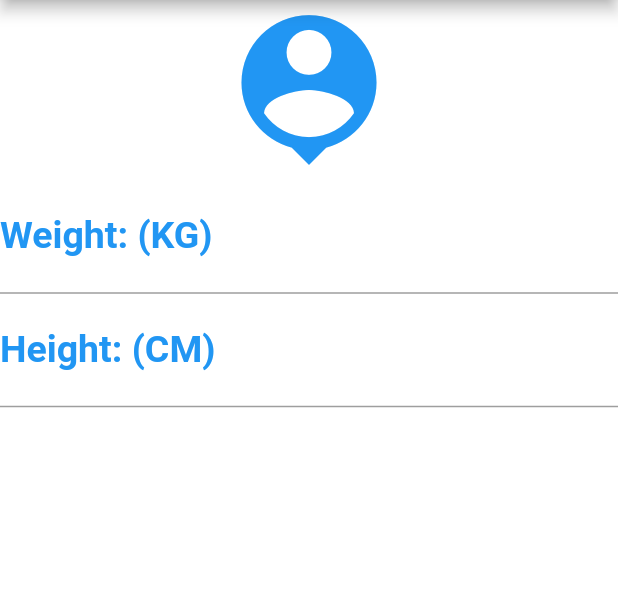
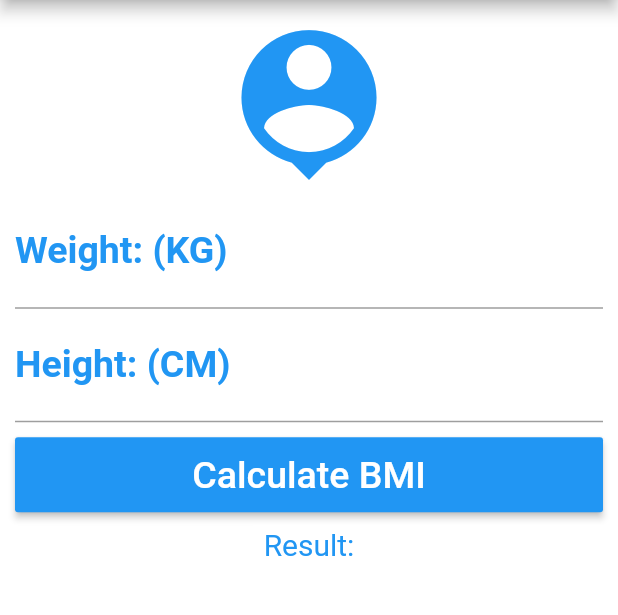
Before and after one commit to eugenio-oliveira/bmi_calculator, a Flutter app: the screen it shows after launch, on a phone screen of 412 x 824 dp, the part 84-699 px from its top. Run offline on Flutter 3.47's test engine with Material 2 defaults, Android fonts, the phone set to English and light mode, and no system bars.

Commit message:
scrollView and raisedButton

```diff
--- a/lib/main.dart
+++ b/lib/main.dart
@@ -28,7 +28,9 @@ class _HomeState extends State<Home> {
         ],
       ),
       backgroundColor: Colors.white,
-      body: Column(
+      body: SingleChildScrollView(
+        padding: EdgeInsets.fromLTRB(10.0, 10.0, 10.0, 0.0),
+        child: Column(
           crossAxisAlignment: CrossAxisAlignment.stretch,
           children: <Widget>[
             Icon(Icons.person_pin, size: 120.0, color: Colors.blue),
@@ -53,8 +55,25 @@ class _HomeState extends State<Home> {
                   color: Colors.blue,
                   fontSize: 25.0,
                   fontWeight: FontWeight.bold),
-          )
+            ),
+            Padding(
+              padding: EdgeInsets.only(top: 10.0, bottom: 10.0),
+              child: Container(
+                height: 50.0,
+                child: RaisedButton(
+                    onPressed: () {},
+                    child: Text("Calculate BMI",
+                        style: TextStyle(color: Colors.white, fontSize: 25.0)),
+                    color: Colors.blue),
+              ),
+            ),
+            Text(
+              "Result: ",
+              textAlign: TextAlign.center,
+              style: TextStyle(color: Colors.blue, fontSize: 20.0),
+            ),
           ],
+        ),
       ),
     );
   }
```
Lines whose indentation alone changed are shown as unchanged.
